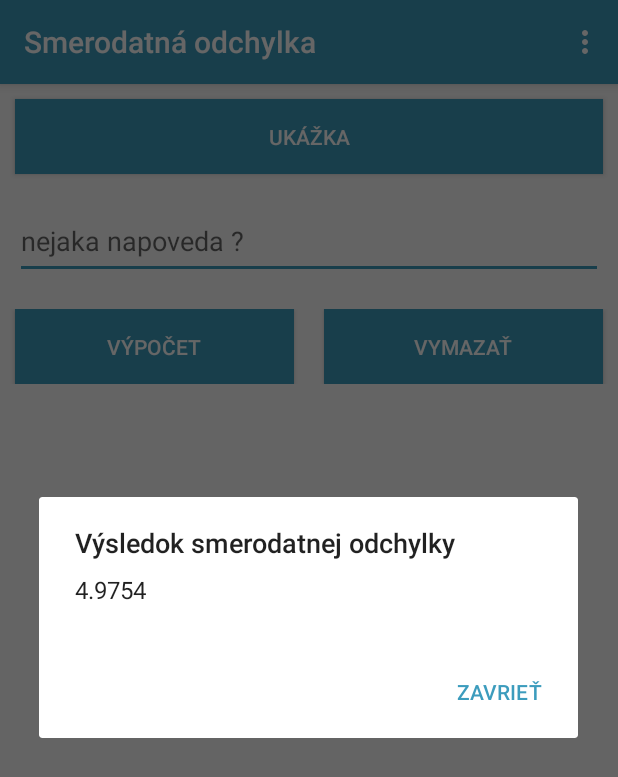
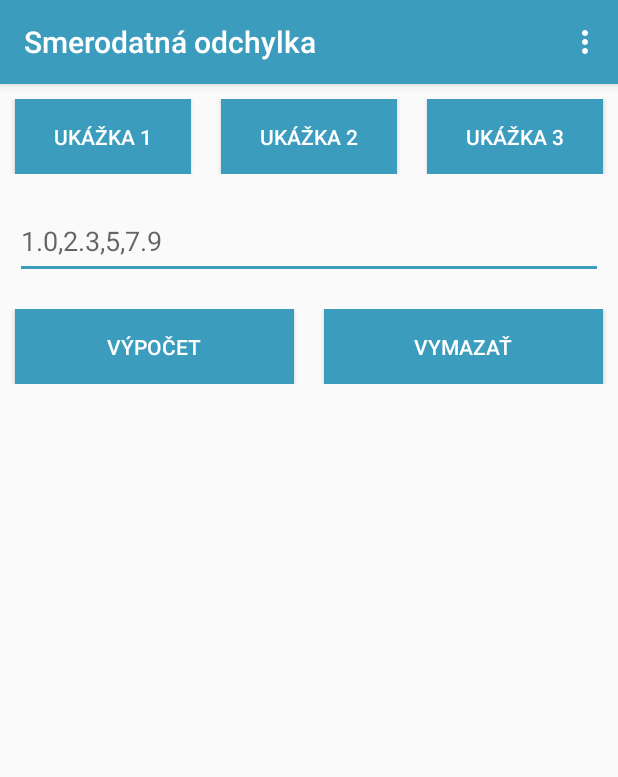
Before and after one commit to ppristas/ivs, an Android app: the ProfilingActivity screen opened directly, with no data from a screen before it, after a tap on "VÝPOČET", on a phone screen of 412 x 824 dp. Shown: the top 777 px of the screen. Run offline under Robolectric (Android 15) with nearby library versions, the phone set to English and light mode, and no system bars.

Commit message:
Zobrazenie smerodatnej odchylky z troch súborov + možnosť zadania vlastných hodnôt pre zobrazenie smerodatnej odchylky

```diff
--- a/src/Kalkulacka/app/src/main/java/com/example/enterprise/kalkulaka/ManualActivity.java
+++ b/src/Kalkulacka/app/src/main/java/com/example/enterprise/kalkulaka/ManualActivity.java
@@ -17,6 +17,7 @@ import android.widget.TextView;
 
 import java.util.Random;
 
+//aktivita reprezentujuca uzivatelsku prirucku
 public class ManualActivity extends AppCompatActivity
 {
 
@@ -27,6 +28,7 @@ public class ManualActivity extends AppCompatActivity
         setContentView(R.layout.manual_layout);
     }
 
+    //vytvori menu
     @Override
     public boolean onCreateOptionsMenu(Menu menu) {
         // Inflate the menu; this adds items to the action bar if it is present.
@@ -34,6 +36,7 @@ public class ManualActivity extends AppCompatActivity
         return true;
     }
 
+    //zobrazi menu
     public boolean onOptionsItemSelected(MenuItem item) {
         int id = item.getItemId();
 
--- a/src/Kalkulacka/app/src/main/java/com/example/enterprise/kalkulaka/Parser.java
+++ b/src/Kalkulacka/app/src/main/java/com/example/enterprise/kalkulaka/Parser.java
@@ -7,11 +7,13 @@ import java.util.Vector;
  * Created by enterprise on 27.3.17.
  */
 
+// trieda reprezentujuca parser
 public class Parser
 {
     Vector<Type> element = new Vector<Type>();
     Boolean signedNumber;
 
+    //parser kalkulacky
     public Collection<Type> Parse(String s)
     {
         StringBuilder sb = new StringBuilder();
@@ -87,7 +89,7 @@ public class Parser
         return element;
     }
 
-
+// ci je znak operator
     public Boolean isCharacterOperator( Character c)
     {
         String isOper = String.valueOf(c);
@@ -101,6 +103,7 @@ public class Parser
             return false;
     }
 
+    // ci je znak cislo
     public Boolean isCharacterNumber(Character c)
     {
 
--- a/src/Kalkulacka/app/src/main/java/com/example/enterprise/kalkulaka/ProfilingActivity.java
+++ b/src/Kalkulacka/app/src/main/java/com/example/enterprise/kalkulaka/ProfilingActivity.java
@@ -19,11 +19,12 @@ import java.util.ArrayList;
 import java.util.Iterator;
 import java.util.List;
 
+//aktivita reprezentujuca vypocet smerodatnej odchylky
 public class ProfilingActivity extends AppCompatActivity
 {
 
-    private StandardDeviations dev = new StandardDeviations();
-    List<Double> list = new ArrayList<>();
+    private StandardDeviations dev;
+    List<Double> list;
     String text = "";
     String result;
 
@@ -32,9 +33,14 @@ public class ProfilingActivity extends AppCompatActivity
     {
         super.onCreate(savedInstanceState);
         setContentView(R.layout.profiling_activity_layout);
+    }
+
+    //nacita subor a ulozi do listu
+    public void readFromTxt(String txt)
+    {
         try
         {
-            InputStreamReader reader = new InputStreamReader(getAssets().open("test.txt"));
+            InputStreamReader reader = new InputStreamReader(getAssets().open(txt));
             int c;
             while ((c = reader.read()) != -1) {
                 char character = (char) c;
@@ -57,37 +63,99 @@ public class ProfilingActivity extends AppCompatActivity
             System.out.println("character : " + st.toString());
         }
 
+    }
 
+    //nacita vstup a ulozi do listu
+    public Boolean readEditText()
+    {
+        EditText editText = (EditText) findViewById(R.id.editTextProfiling);
+        String text = editText.getText().toString() + "$";
+        String tmp = "";
+        System.out.println("-----> " + text.length());
+        Boolean ret = true;
+
+        for (int i = 0; i < text.length(); i++)
+        {
+            char c = text.charAt(i);
+
+            if(c == ',' || c == '$')
+            {
+                try
+                {
+                    list.add(Double.parseDouble(tmp));
+                }
+                catch (Exception e)
+                {
+                    Toast.makeText(this, "Chyba pri načítaní vstupu. \nProsím, skontrolujte si zadaný vstup",Toast.LENGTH_LONG).show();
+                    ret = false;
+                    break;
+                }
+                tmp = "";
+            }
+            else
+            {
+                tmp += c;
+            }
+        }
+
+        Iterator<Double> It = list.iterator();
+        while(It.hasNext())
+        {
+            Double st = It.next();
+            System.out.println("character : " + st.toString());
+        }
+
+        return ret;
     }
 
     //zobrazi demo výsledok aký mu pošleme
     public void showDemo(View v)
     {
+        result = "";
+        text = "";
+        dev = new StandardDeviations();
+        list = new ArrayList<>();
+
         switch (v.getId())
         {
-            case R.id.buttonDemo:
-                //sem dať ukážku profilingu
-                result = "Sem dať Výsledok";
+            case R.id.buttonDemo1:
+                readFromTxt("test.txt");
+                result =  Double.toString(dev.comp(list));
+                showAlertDialog(result, "\n10 hodnôt");
+                break;
+            case R.id.buttonDemo2:
+                readFromTxt("test2.txt");
+                result =  Double.toString(dev.comp(list));
+                showAlertDialog(result, "\n100 hodnôt");
+                break;
+            case R.id.buttonDemo3:
+                readFromTxt("test3.txt");
+                result =  Double.toString(dev.comp(list));
+                showAlertDialog(result, "\n1000 hodnôt");
                 break;
             case R.id.buttonProfiling:
-                result =  Double.toString(dev.comp(list));
+                if ( readEditText())
+                {
+                    result = Double.toString(dev.comp(list));
+                    showAlertDialog(result, "");
+                }
                 break;
         }
+    }
 
+    //zobrazí alert dialog
+    public void showAlertDialog(String result, String count)
+    {
         AlertDialog.Builder builder = new AlertDialog.Builder(ProfilingActivity.this);
-        builder.setTitle("Výsledok smerodatnej odchylky").setMessage(result)
-                .setCancelable(false)
+        builder.setTitle("Výsledok smerodatnej odchylky" + count).setMessage(result)
+                .setCancelable(true)
                 .setPositiveButton("Zavrieť", new DialogInterface.OnClickListener() {
-                    public void onClick(final DialogInterface dialog, int id)
-                    {
-
-                    }
+                    public void onClick(final DialogInterface dialog, int id) {}
                 });
 
-            AlertDialog alert = builder.create();
-            alert.show();
+        AlertDialog alert = builder.create();
+        alert.show();
     }
-
 
 
     //vymaže text
@@ -97,6 +165,7 @@ public class ProfilingActivity extends AppCompatActivity
         editText.setText("");
     }
 
+    //vytvori menu
     @Override
     public boolean onCreateOptionsMenu(Menu menu) {
         // Inflate the menu; this adds items to the action bar if it is present.
@@ -104,6 +173,8 @@ public class ProfilingActivity extends AppCompatActivity
         return true;
     }
 
+    //spusti menu
+    @Override
     public boolean onOptionsItemSelected(MenuItem item) {
         int id = item.getItemId();
 
--- a/src/Kalkulacka/app/src/main/res/layout/profiling_activity_layout.xml
+++ b/src/Kalkulacka/app/src/main/res/layout/profiling_activity_layout.xml
@@ -7,16 +7,50 @@
         android:layout_width="wrap_content"
         android:layout_height="10dp" />
 
-    <Button
+    <LinearLayout
         android:layout_width="match_parent"
-        android:id="@+id/buttonDemo"
-        android:onClick="showDemo"
-        android:layout_marginLeft="10dp"
-        android:background="@color/colorAccent"
-        android:layout_marginRight="10dp"
-        android:text="Ukážka"
-        android:textColor="@color/white"
-        android:layout_height="50dp" />
+        android:orientation="horizontal"
+        android:weightSum="3"
+        android:layout_height="50dp">
+
+        <Button
+            android:layout_width="0dp"
+            android:layout_weight="1"
+            android:id="@+id/buttonDemo1"
+            android:onClick="showDemo"
+            android:layout_marginLeft="10dp"
+            android:background="@color/colorAccent"
+            android:layout_marginRight="10dp"
+            android:text="Ukážka 1"
+            android:textColor="@color/white"
+            android:layout_height="match_parent" />
+
+        <Button
+            android:layout_width="0dp"
+            android:layout_weight="1"
+            android:id="@+id/buttonDemo2"
+            android:onClick="showDemo"
+            android:layout_marginLeft="10dp"
+            android:background="@color/colorAccent"
+            android:layout_marginRight="10dp"
+            android:text="Ukážka 2"
+            android:textColor="@color/white"
+            android:layout_height="match_parent" />
+
+        <Button
+            android:layout_width="0dp"
+            android:layout_weight="1"
+            android:id="@+id/buttonDemo3"
+            android:onClick="showDemo"
+            android:layout_marginLeft="10dp"
+            android:background="@color/colorAccent"
+            android:layout_marginRight="10dp"
+            android:text="Ukážka 3"
+            android:textColor="@color/white"
+            android:layout_height="match_parent" />
+
+
+    </LinearLayout>
 
     <android.support.v4.widget.Space
         android:layout_width="wrap_content"
@@ -29,7 +63,7 @@
         android:layout_marginLeft="10dp"
         android:backgroundTint="@color/colorAccent"
         android:layout_marginRight="10dp"
-        android:hint="nejaka napoveda ?"
+        android:hint="1.0,2.3,5,7.9"
         />
 
     <android.support.v4.widget.Space
```
Also changed, not shown: src/Kalkulacka/app/src/main/java/com/example/enterprise/kalkulaka/MainActivity.java (+14 -28 lines).
